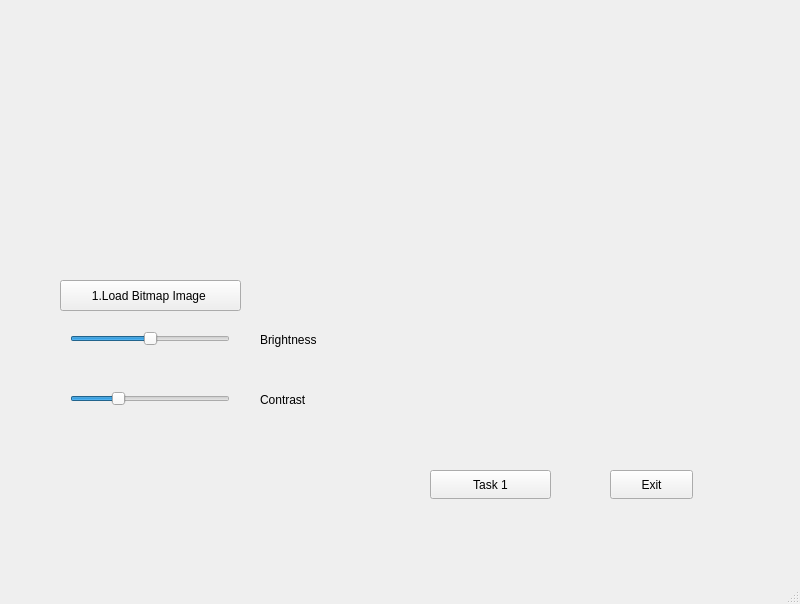
The window that mainwindow.ui (juman004/ECE484WHub) describes before a commit, drawn with Qt 5.
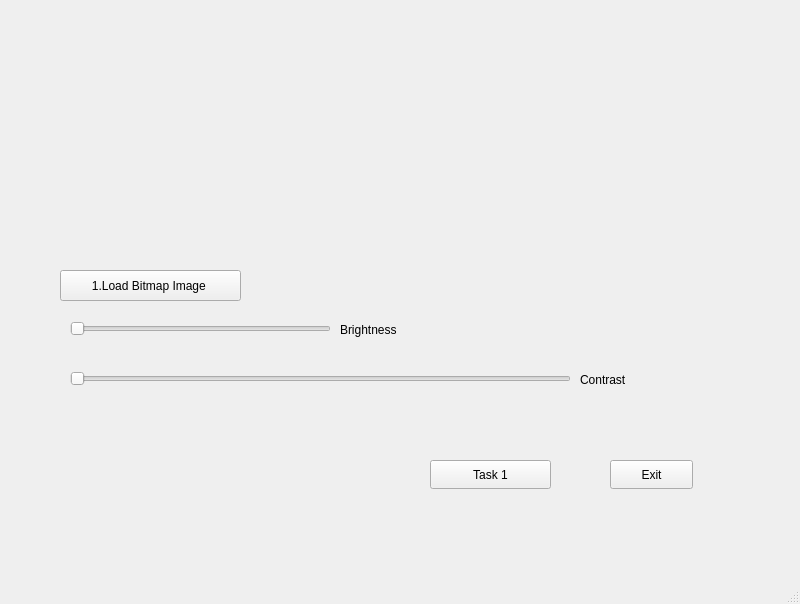
The same window after the commit.

Commit message: Established Connetion between FPGA and QT

Diff of the .ui file:
```diff
--- a/mainwindow.ui
+++ b/mainwindow.ui
@@ -18,7 +18,7 @@
     <property name="geometry">
      <rect>
       <x>0</x>
-      <y>-20</y>
+      <y>-30</y>
       <width>801</width>
       <height>621</height>
      </rect>
@@ -177,15 +177,15 @@
        <rect>
         <x>70</x>
         <y>350</y>
-        <width>160</width>
+        <width>261</width>
         <height>18</height>
        </rect>
       </property>
       <property name="minimum">
-       <number>-255</number>
+       <number>0</number>
       </property>
       <property name="maximum">
-       <number>255</number>
+       <number>99</number>
       </property>
       <property name="singleStep">
        <number>1</number>
@@ -197,7 +197,7 @@
      <widget class="QLabel" name="label_4">
       <property name="geometry">
        <rect>
-        <x>260</x>
+        <x>340</x>
         <y>350</y>
         <width>71</width>
         <height>20</height>
@@ -211,13 +211,13 @@
       <property name="geometry">
        <rect>
         <x>70</x>
-        <y>410</y>
-        <width>160</width>
+        <y>400</y>
+        <width>501</width>
         <height>18</height>
        </rect>
       </property>
       <property name="minimum">
-       <number>-10</number>
+       <number>0</number>
       </property>
       <property name="maximum">
        <number>25</number>
@@ -232,8 +232,8 @@
      <widget class="QLabel" name="label_5">
       <property name="geometry">
        <rect>
-        <x>260</x>
-        <y>410</y>
+        <x>580</x>
+        <y>400</y>
         <width>71</width>
         <height>20</height>
        </rect>
```
Left out of the diff: 2 changed lines with no effect on the pictures. The commit also changes 2 other files.
